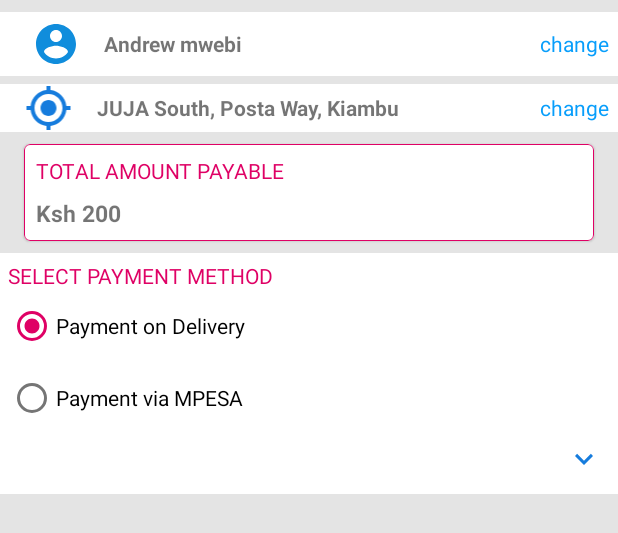
After one commit to amsabots/Suzzy, an Android app: the layout payment.xml on its own in the app's theme, with its tools: preview values and no code run, on a phone screen of 412 x 824 dp. The commit adds this screen. Shown: the top 533 px of the screen. Run offline under Robolectric (Android 15) with nearby library versions, the phone set to English and light mode, and no system bars; Roboto replaces fonts that are not available here.

Commit message:
bottomsheet

```diff
--- a/app/src/main/AndroidManifest.xml
+++ b/app/src/main/AndroidManifest.xml
@@ -14,7 +14,8 @@
         android:label="@string/app_name"
         android:roundIcon="@mipmap/ic_launcher_round"
         android:supportsRtl="true"
-        android:theme="@style/AppTheme" >
+        android:theme="@style/AppTheme"
+        android:name=".Suzzy">
         <activity android:name=".Cart.Product_Details" android:parentActivityName=".Cart.Categories"/>
         <activity
             android:name=".MoreOptions.Maps"
--- a/app/src/main/res/drawable/ic_account_circle_black_24dp.xml
+++ b/app/src/main/res/drawable/ic_account_circle_black_24dp.xml
@@ -1,10 +1,5 @@
-<vector xmlns:android="http://schemas.android.com/apk/res/android"
-    android:width="40dp"
-    android:height="40dp"
-    android:tint="#089EFB"
-    android:viewportHeight="24.0"
-    android:viewportWidth="24.0">
-    <path
-        android:fillColor="#FF000000"
-        android:pathData="M12,2C6.48,2 2,6.48 2,12s4.48,10 10,10 10,-4.48 10,-10S17.52,2 12,2zM12,5c1.66,0 3,1.34 3,3s-1.34,3 -3,3 -3,-1.34 -3,-3 1.34,-3 3,-3zM12,19.2c-2.5,0 -4.71,-1.28 -6,-3.22 0.03,-1.99 4,-3.08 6,-3.08 1.99,0 5.97,1.09 6,3.08 -1.29,1.94 -3.5,3.22 -6,3.22z" />
+<vector android:height="32dp" android:tint="#108DDC"
+    android:viewportHeight="24.0" android:viewportWidth="24.0"
+    android:width="32dp" xmlns:android="http://schemas.android.com/apk/res/android">
+    <path android:fillColor="#FF000000" android:pathData="M12,2C6.48,2 2,6.48 2,12s4.48,10 10,10 10,-4.48 10,-10S17.52,2 12,2zM12,5c1.66,0 3,1.34 3,3s-1.34,3 -3,3 -3,-1.34 -3,-3 1.34,-3 3,-3zM12,19.2c-2.5,0 -4.71,-1.28 -6,-3.22 0.03,-1.99 4,-3.08 6,-3.08 1.99,0 5.97,1.09 6,3.08 -1.29,1.94 -3.5,3.22 -6,3.22z"/>
 </vector>
--- /dev/null
+++ b/app/src/main/res/drawable/ic_keyboard_arrow_down_black_24dp.xml
@@ -0,0 +1,5 @@
+<vector android:height="24dp" android:tint="#167CDD"
+    android:viewportHeight="24.0" android:viewportWidth="24.0"
+    android:width="24dp" xmlns:android="http://schemas.android.com/apk/res/android">
+    <path android:fillColor="#FF000000" android:pathData="M7.41,7.84L12,12.42l4.59,-4.58L18,9.25l-6,6 -6,-6z"/>
+</vector>
--- /dev/null
+++ b/app/src/main/res/drawable/ic_keyboard_arrow_up_black_24dp.xml
@@ -0,0 +1,5 @@
+<vector android:height="24dp" android:tint="#167CDD"
+    android:viewportHeight="24.0" android:viewportWidth="24.0"
+    android:width="24dp" xmlns:android="http://schemas.android.com/apk/res/android">
+    <path android:fillColor="#FF000000" android:pathData="M7.41,15.41L12,10.83l4.59,4.58L18,14l-6,-6 -6,6z"/>
+</vector>
--- /dev/null
+++ b/app/src/main/res/drawable/ic_my_location_black_24dp.xml
@@ -0,0 +1,5 @@
+<vector android:height="32dp" android:tint="#167CDD"
+    android:viewportHeight="24.0" android:viewportWidth="24.0"
+    android:width="32dp" xmlns:android="http://schemas.android.com/apk/res/android">
+    <path android:fillColor="#FF000000" android:pathData="M12,8c-2.21,0 -4,1.79 -4,4s1.79,4 4,4 4,-1.79 4,-4 -1.79,-4 -4,-4zM20.94,11c-0.46,-4.17 -3.77,-7.48 -7.94,-7.94L13,1h-2v2.06C6.83,3.52 3.52,6.83 3.06,11L1,11v2h2.06c0.46,4.17 3.77,7.48 7.94,7.94L11,23h2v-2.06c4.17,-0.46 7.48,-3.77 7.94,-7.94L23,13v-2h-2.06zM12,19c-3.87,0 -7,-3.13 -7,-7s3.13,-7 7,-7 7,3.13 7,7 -3.13,7 -7,7z"/>
+</vector>
--- a/app/src/main/res/layout/fragment_cart.xml
+++ b/app/src/main/res/layout/fragment_cart.xml
@@ -1,5 +1,6 @@
 <?xml version="1.0" encoding="utf-8"?>
-<androidx.constraintlayout.widget.ConstraintLayout xmlns:android="http://schemas.android.com/apk/res/android"
+<androidx.constraintlayout.widget.ConstraintLayout
+    xmlns:android="http://schemas.android.com/apk/res/android"
     xmlns:app="http://schemas.android.com/apk/res-auto"
     xmlns:tools="http://schemas.android.com/tools"
     android:layout_width="match_parent"
@@ -163,7 +164,7 @@
                     android:textColor="@color/colorPrimary"
                     app:strokeColor="@color/colorPrimary"
                     app:strokeWidth="1dp"
-                    />
+                    android:drawableRight="@drawable/ic_keyboard_arrow_up_black_24dp" />
             </LinearLayout>
 
         </LinearLayout>
--- /dev/null
+++ b/app/src/main/res/layout/payment.xml
@@ -0,0 +1,233 @@
+<?xml version="1.0" encoding="utf-8"?>
+<ScrollView xmlns:android="http://schemas.android.com/apk/res/android"
+    xmlns:app="http://schemas.android.com/apk/res-auto"
+    xmlns:tools="http://schemas.android.com/tools"
+    android:layout_width="match_parent"
+    android:layout_height="match_parent"
+    android:background="@color/colorGreyBackground"
+    android:paddingBottom="8dp">
+<androidx.constraintlayout.widget.ConstraintLayout
+    android:layout_width="match_parent"
+    android:layout_height="match_parent">
+    <LinearLayout
+        android:id="@+id/linear_name"
+        android:layout_width="0dp"
+        android:layout_height="wrap_content"
+        android:layout_marginTop="8dp"
+        android:background="@color/colorWhite"
+        android:gravity="center"
+        android:orientation="horizontal"
+        android:padding="@dimen/margin_small"
+        android:weightSum="3"
+        app:layout_constraintEnd_toEndOf="parent"
+        app:layout_constraintStart_toStartOf="parent"
+        app:layout_constraintTop_toTopOf="parent">
+
+        <ImageView
+            android:id="@+id/imageView"
+            android:layout_width="wrap_content"
+            android:layout_height="wrap_content"
+            android:layout_weight="0.3"
+            app:srcCompat="@drawable/ic_account_circle_black_24dp"
+            tools:ignore="VectorDrawableCompat" />
+
+        <TextView
+            android:id="@+id/checkoutname"
+            android:layout_width="0dp"
+            android:layout_height="wrap_content"
+            android:layout_weight="2"
+            android:text="Andrew mwebi"
+            android:textSize="14sp"
+            android:textStyle="bold" />
+
+        <TextView
+            android:id="@+id/checkout_change_name"
+            android:layout_width="wrap_content"
+            android:layout_height="wrap_content"
+            android:layout_weight="0.7"
+            android:gravity="center_vertical|right"
+            android:text="change"
+            android:textColor="@color/colorPrimary" />
+    </LinearLayout>
+
+    <LinearLayout
+        android:id="@+id/linearLayout3"
+        android:layout_width="0dp"
+        android:layout_height="wrap_content"
+        android:layout_marginTop="@dimen/margin_small"
+        android:background="@color/colorWhite"
+        android:gravity="center"
+        android:orientation="horizontal"
+        android:weightSum="3"
+        app:layout_constraintEnd_toEndOf="parent"
+        app:layout_constraintStart_toStartOf="parent"
+        app:layout_constraintTop_toBottomOf="@+id/linear_name">
+
+        <ImageView
+            android:id="@+id/imageView2"
+            android:layout_width="wrap_content"
+            android:layout_height="wrap_content"
+            android:layout_weight="0.3"
+            app:srcCompat="@drawable/ic_my_location_black_24dp"
+            tools:ignore="VectorDrawableCompat" />
+
+        <TextView
+            android:id="@+id/checkoutlocation"
+            android:layout_width="0dp"
+            android:layout_height="wrap_content"
+            android:layout_weight="2"
+            android:text="JUJA South, Posta Way, Kiambu"
+            android:textSize="14sp"
+            android:textStyle="bold" />
+
+        <TextView
+            android:id="@+id/checkout_change_location"
+            android:layout_width="wrap_content"
+            android:layout_height="wrap_content"
+            android:layout_marginRight="@dimen/margin_small"
+            android:layout_weight="0.7"
+            android:gravity="center_vertical|right"
+            android:text="change"
+            android:textColor="@color/colorPrimary" />
+    </LinearLayout>
+
+    <com.google.android.material.card.MaterialCardView
+        android:id="@+id/materialCardView"
+        android:layout_width="0dp"
+        android:layout_height="wrap_content"
+        android:layout_marginEnd="16dp"
+        android:layout_marginLeft="16dp"
+        android:layout_marginRight="16dp"
+        android:layout_marginStart="16dp"
+        android:layout_marginTop="8dp"
+        android:background="@color/colorWhite"
+        android:elevation="3dp"
+        app:layout_constraintEnd_toEndOf="parent"
+        app:layout_constraintStart_toStartOf="parent"
+        app:layout_constraintTop_toBottomOf="@+id/linearLayout3"
+        app:strokeColor="@color/colorAccent"
+        app:strokeWidth="0.4dp">
+
+        <LinearLayout
+            android:layout_width="match_parent"
+            android:layout_height="match_parent"
+            android:orientation="vertical"
+            android:padding="8dp">
+
+            <TextView
+                android:id="@+id/payable_amount"
+                android:layout_width="wrap_content"
+                android:layout_height="wrap_content"
+                android:layout_weight="1"
+                android:text="Total Amount Payable"
+                android:textAllCaps="true"
+                android:textColor="@color/colorAccent"
+                android:textSize="14sp"
+                android:textStyle="normal" />
+
+            <TextView
+                android:id="@+id/textView9"
+                android:layout_width="wrap_content"
+                android:layout_height="wrap_content"
+                android:layout_marginTop="@dimen/margin_medium"
+                android:layout_weight="1"
+                android:text="Ksh 200"
+                android:textSize="15sp"
+                android:textStyle="bold" />
+
+        </LinearLayout>
+    </com.google.android.material.card.MaterialCardView>
+
+    <LinearLayout
+        android:layout_width="0dp"
+        android:layout_height="wrap_content"
+        android:layout_marginTop="8dp"
+        android:background="@color/colorWhite"
+        android:orientation="vertical"
+        android:padding="@dimen/margin_small"
+        app:layout_constraintEnd_toEndOf="parent"
+        app:layout_constraintStart_toStartOf="parent"
+        app:layout_constraintTop_toBottomOf="@+id/materialCardView">
+
+        <TextView
+            android:id="@+id/textView11"
+            android:layout_width="match_parent"
+            android:layout_height="wrap_content"
+            android:text="Select payment method"
+            android:textAllCaps="true"
+            android:textColor="@color/colorAccent" />
+        <RadioGroup
+            android:layout_width="wrap_content"
+            android:layout_height="wrap_content"
+            android:checkedButton="@+id/payment_on_delivery"
+            android:orientation="vertical">
+            <RadioButton
+                android:id="@+id/payment_on_delivery"
+                android:layout_width="wrap_content"
+                android:layout_height="wrap_content"
+                android:text="@string/ondelivery" />
+            <RadioButton
+                android:id="@+id/payment_via_mpesa"
+                android:layout_width="wrap_content"
+                android:layout_height="wrap_content"
+                android:text="@string/mpesa"/>
+        </RadioGroup>
+
+        <ImageView
+            android:id="@+id/toggle_explanations"
+            android:layout_width="wrap_content"
+            android:layout_height="wrap_content"
+            android:layout_gravity="right"
+            android:layout_margin="@dimen/margin_small"
+            android:src="@drawable/ic_keyboard_arrow_down_black_24dp" />
+
+        <LinearLayout
+            android:id="@+id/checkout_toggle_explanation_view"
+            android:layout_width="match_parent"
+            android:layout_height="wrap_content"
+            android:layout_marginTop="@dimen/margin_small"
+            android:orientation="vertical"
+            android:padding="@dimen/margin_medium"
+            android:visibility="gone">
+
+            <TextView
+                android:id="@+id/toggle_on_delivery"
+                android:layout_width="match_parent"
+                android:layout_height="wrap_content"
+                android:text="@string/ondelivery"
+                android:textAllCaps="true"
+                android:textColor="@color/colorAccent" />
+
+            <TextView
+                android:layout_width="match_parent"
+                android:layout_height="wrap_content"
+                android:layout_marginTop="@dimen/margin_small"
+                android:text="@string/explain_on_delivery" />
+
+            <TextView
+                android:id="@+id/toggle_mpesa"
+                android:layout_width="match_parent"
+                android:layout_height="wrap_content"
+                android:text="@string/mpesa"
+                android:textAllCaps="true"
+                android:textColor="@color/colorAccent" />
+
+            <TextView
+                android:layout_width="match_parent"
+                android:layout_height="wrap_content"
+                android:layout_marginTop="@dimen/margin_small"
+                android:text="@string/explain_on_delivery" />
+
+            <View
+                android:layout_width="match_parent"
+                android:layout_height="0.7dp"
+                android:layout_marginBottom="@dimen/margin_medium"
+                android:layout_marginTop="@dimen/margin_medium"
+                android:background="@color/colorAccent" />
+        </LinearLayout>
+    </LinearLayout>
+</androidx.constraintlayout.widget.ConstraintLayout>
+
+
+
+</ScrollView>
--- a/app/src/main/res/values/dimens.xml
+++ b/app/src/main/res/values/dimens.xml
@@ -1,5 +1,8 @@
 <?xml version="1.0" encoding="utf-8"?>
 <resources>
-    <dimen name="item_list_horizontal_margin">8</dimen>
+    <dimen name="item_list_horizontal_margin">8dp</dimen>
+    <dimen name="margin_small">5dp</dimen>
+    <dimen name="margin_medium">8dp</dimen>
+    <dimen name="margin_large">12dp</dimen>
 
 </resources>
--- a/app/src/main/res/values/strings.xml
+++ b/app/src/main/res/values/strings.xml
@@ -16,5 +16,12 @@
         submitted will be preserved. You can always come next time</string>
     <string name="delete">All search history, Account email, Cart info and history and payment and location information will be deleted.\nYou cannot recover</string>
     <string name="toolbar_header">Suzan`s Shop</string>
+    <string name="select_payment_method">Select payment method</string>
+    <string name="mpesa">Payment via MPESA</string>
+    <string name="ondelivery">Payment on Delivery</string>
+    <string name="explain_on_delivery">Payment for ordered items is is done immediately the person delivering the goods avails the items
+        ordered to you. Before payment, check the status of your items for any damages. Also make sure you confirm the rider vehicle registration.</string>
+    <string name="explain_mpesa">Pay the total amount shown above and proceed to confirm your order, Your payment will be confirmed in less than 5 mins
+        and the goods should be on transit to  your specified location. Remember you cannot delete an order after packaging and delivery in progress has been confirmed</string>
 
 </resources>
```
Also changed, not shown: app/src/main/java/com/example/suzzy/MainFrags/CartFrag.java (+8 -2 lines), app/src/main/java/com/example/suzzy/MoreOptions/Account.java (added, +163 -0 lines), app/src/main/java/com/example/suzzy/Payment.java (added, +28 -0 lines), app/src/main/res/drawable/botttom_sheet.xml (added, +9 -0 lines).
